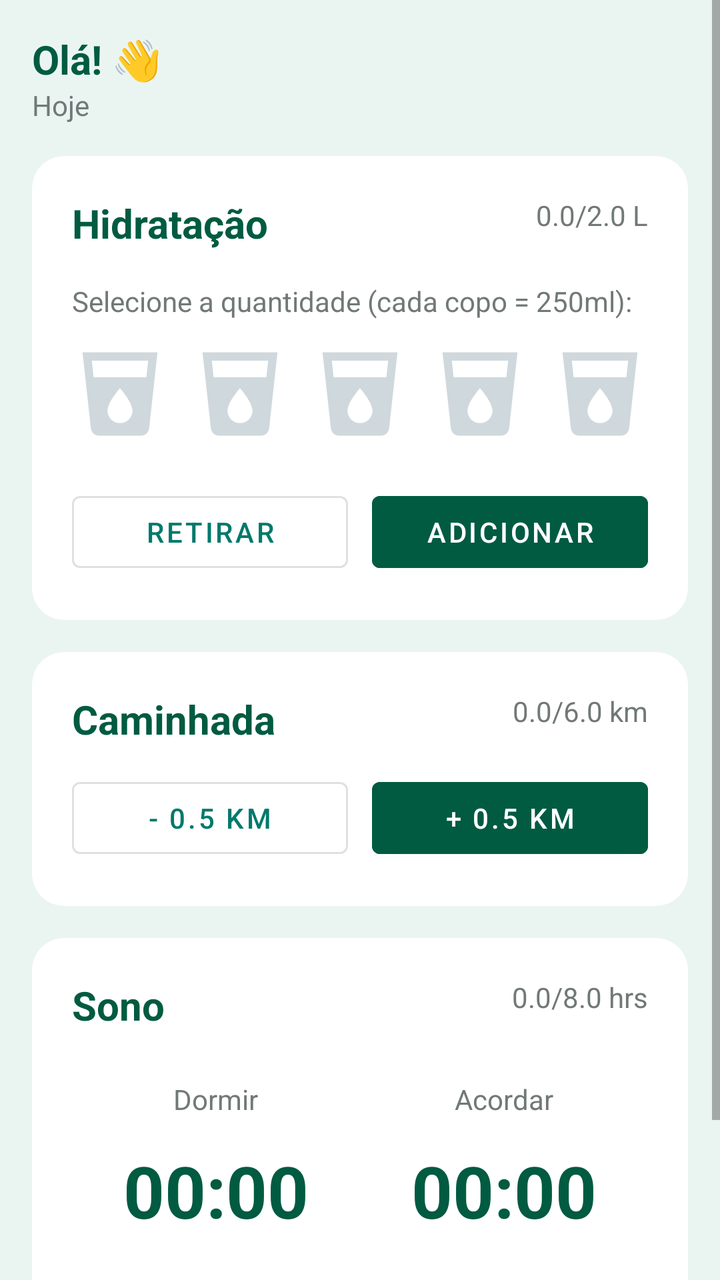
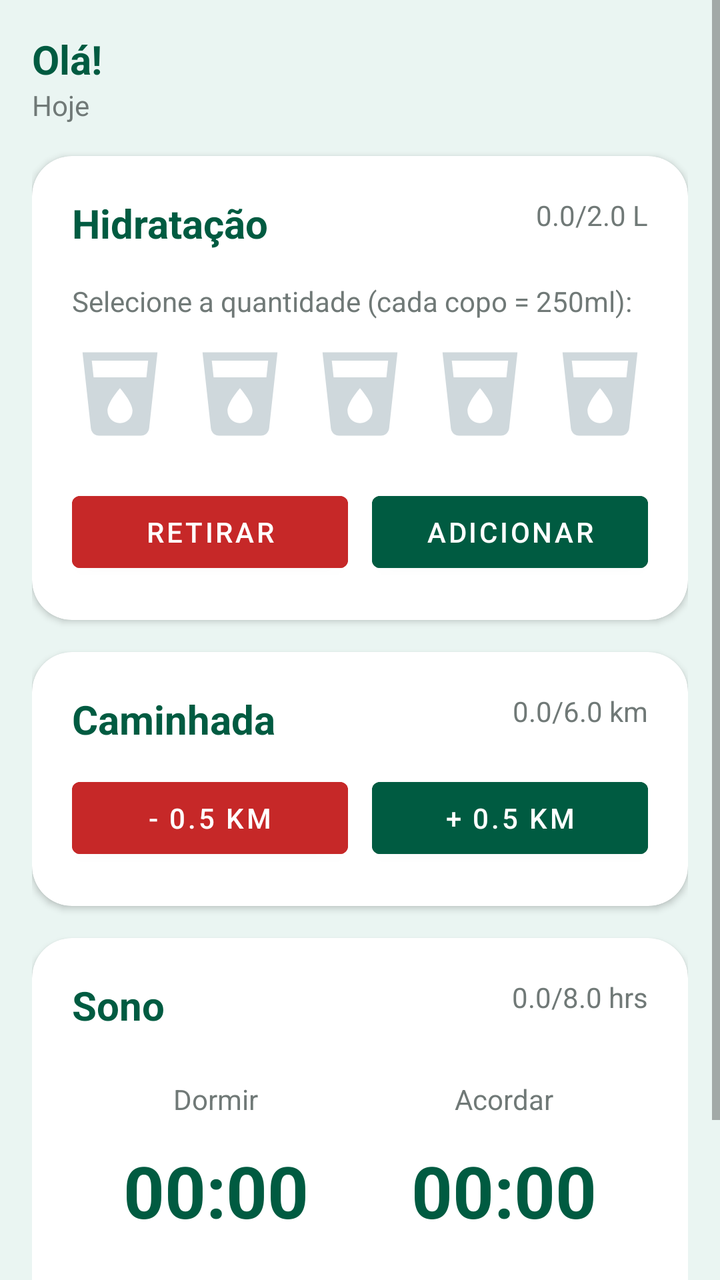

Before-and-after screenshots of an Android layout around one commit, followed by the original layout XML and the change that was made.
<!-- AndroidManifest.xml: application theme Theme.HabitsCare -->
<!-- res/layout/fragment_hoje.xml -->
<?xml version="1.0" encoding="utf-8"?>
<ScrollView xmlns:android="http://schemas.android.com/apk/res/android"
    xmlns:app="http://schemas.android.com/apk/res-auto"
    android:layout_width="match_parent"
    android:layout_height="match_parent"
    android:background="#EAF5F2">

    <LinearLayout
        android:layout_width="match_parent"
        android:layout_height="wrap_content"
        android:orientation="vertical"
        android:padding="16dp">

        <TextView
            android:id="@+id/tvSaudacao"
            android:layout_width="wrap_content"
            android:layout_height="wrap_content"
            android:text="Olá! 👋"
            android:textSize="20sp"
            android:textStyle="bold"
            android:textColor="#005B41" />

        <TextView
            android:id="@+id/tvData"
            android:layout_width="wrap_content"
            android:layout_height="wrap_content"
            android:text="Hoje"
            android:textColor="#707977"
            android:textSize="14sp" />

        
        <androidx.cardview.widget.CardView
            android:layout_width="match_parent"
            android:layout_height="wrap_content"
            android:layout_marginTop="16dp"
            app:cardCornerRadius="16dp"
            app:cardElevation="0dp"
            app:cardBackgroundColor="#FFFFFF">

            <LinearLayout
                android:layout_width="match_parent"
                android:layout_height="wrap_content"
                android:orientation="vertical"
                android:padding="20dp">

                <RelativeLayout
                    android:layout_width="match_parent"
                    android:layout_height="wrap_content">

                    <TextView
                        android:layout_width="wrap_content"
                        android:layout_height="wrap_content"
                        android:text="Hidratação"
                        android:textSize="20sp"
                        android:textStyle="bold"
                        android:textColor="#005B41" />

                    <TextView
                        android:id="@+id/tvProgressoAgua"
                        android:layout_width="wrap_content"
                        android:layout_height="wrap_content"
                        android:layout_alignParentEnd="true"
                        android:text="0.0/2.0 L"
                        android:textColor="#707977" />
                </RelativeLayout>

                <TextView
                    android:layout_width="wrap_content"
                    android:layout_height="wrap_content"
                    android:text="Selecione a quantidade (cada copo = 250ml):"
                    android:layout_marginTop="16dp"
                    android:textColor="#707977"
                    android:textSize="14sp" />

                <LinearLayout
                    android:layout_width="match_parent"
                    android:layout_height="wrap_content"
                    android:orientation="horizontal"
                    android:gravity="center"
                    android:layout_marginTop="12dp">

                    <CheckBox
                        android:id="@+id/cbCopo1"
                        android:layout_width="50dp"
                        android:layout_height="50dp"
                        android:button="@null"
                        android:background="@drawable/ic_copo"
                        android:backgroundTint="@color/seletor_cor_copo" />

                    <CheckBox
                        android:id="@+id/cbCopo2"
                        android:layout_width="50dp"
                        android:layout_height="50dp"
                        android:layout_marginStart="10dp"
                        android:button="@null"
                        android:background="@drawable/ic_copo"
                        android:backgroundTint="@color/seletor_cor_copo" />

                    <CheckBox
                        android:id="@+id/cbCopo3"
                        android:layout_width="50dp"
                        android:layout_height="50dp"
                        android:layout_marginStart="10dp"
                        android:button="@null"
                        android:background="@drawable/ic_copo"
                        android:backgroundTint="@color/seletor_cor_copo" />

                    <CheckBox
                        android:id="@+id/cbCopo4"
                        android:layout_width="50dp"
                        android:layout_height="50dp"
                        android:layout_marginStart="10dp"
                        android:button="@null"
                        android:background="@drawable/ic_copo"
                        android:backgroundTint="@color/seletor_cor_copo" />
                    <CheckBox
                        android:id="@+id/cbCopo5"
                        android:layout_width="50dp"
                        android:layout_height="50dp"
                        android:layout_marginStart="10dp"
                        android:button="@null"
                        android:background="@drawable/ic_copo"
                        android:backgroundTint="@color/seletor_cor_copo" />
                </LinearLayout>

                <LinearLayout
                    android:layout_width="match_parent"
                    android:layout_height="wrap_content"
                    android:orientation="horizontal"
                    android:layout_marginTop="20dp">

                    <Button
                        android:id="@+id/btnRemoverAgua"
                        android:layout_width="0dp"
                        android:layout_weight="1"
                        android:layout_height="wrap_content"
                        android:text="Retirar"
                        style="@style/Widget.MaterialComponents.Button.OutlinedButton" />

                    <Button
                        android:id="@+id/btnAdicionarAgua"
                        android:layout_width="0dp"
                        android:layout_weight="1"
                        android:layout_height="wrap_content"
                        android:layout_marginStart="12dp"
                        android:text="Adicionar"
                        android:backgroundTint="#005B41" />
                </LinearLayout>
            </LinearLayout>
        </androidx.cardview.widget.CardView>

        
        <androidx.cardview.widget.CardView
            android:layout_width="match_parent"
            android:layout_height="wrap_content"
            android:layout_marginTop="16dp"
            app:cardCornerRadius="16dp"
            app:cardElevation="0dp"
            app:cardBackgroundColor="#FFFFFF">

            <LinearLayout
                android:layout_width="match_parent"
                android:layout_height="wrap_content"
                android:orientation="vertical"
                android:padding="20dp">

                <RelativeLayout
                    android:layout_width="match_parent"
                    android:layout_height="wrap_content">

                    <TextView
                        android:layout_width="wrap_content"
                        android:layout_height="wrap_content"
                        android:text="Caminhada"
                        android:textSize="20sp"
                        android:textStyle="bold"
                        android:textColor="#005B41" />

                    <TextView
                        android:id="@+id/tvProgressoWalk"
                        android:layout_width="wrap_content"
                        android:layout_height="wrap_content"
                        android:layout_alignParentEnd="true"
                        android:text="0.0/6.0 km"
                        android:textColor="#707977" />
                </RelativeLayout>

                <LinearLayout
                    android:layout_width="match_parent"
                    android:layout_height="wrap_content"
                    android:orientation="horizontal"
                    android:gravity="center"
                    android:layout_marginTop="12dp">

                    <Button
                        android:id="@+id/btnRemoverWalk"
                        android:layout_width="0dp"
                        android:layout_weight="1"
                        android:layout_height="wrap_content"
                        android:text="- 0.5 km"
                        style="@style/Widget.MaterialComponents.Button.OutlinedButton" />

                    <Button
                        android:id="@+id/btnAdicionarWalk"
                        android:layout_width="0dp"
                        android:layout_weight="1"
                        android:layout_height="wrap_content"
                        android:layout_marginStart="12dp"
                        android:backgroundTint="#005B41"
                        android:text="+ 0.5 km" />
                </LinearLayout>
            </LinearLayout>
        </androidx.cardview.widget.CardView>

        
        <androidx.cardview.widget.CardView
            android:layout_width="match_parent"
            android:layout_height="wrap_content"
            android:layout_marginTop="16dp"
            app:cardCornerRadius="16dp"
            app:cardElevation="0dp"
            app:cardBackgroundColor="#FFFFFF">

            <LinearLayout
                android:layout_width="match_parent"
                android:layout_height="wrap_content"
                android:orientation="vertical"
                android:padding="20dp">

                <RelativeLayout
                    android:layout_width="match_parent"
                    android:layout_height="wrap_content">

                    <TextView
                        android:layout_width="wrap_content"
                        android:layout_height="wrap_content"
                        android:text="Sono"
                        android:textSize="20sp"
                        android:textStyle="bold"
                        android:textColor="#005B41" />

                    <TextView
                        android:id="@+id/tvProgressoSleep"
                        android:layout_width="wrap_content"
                        android:layout_height="wrap_content"
                        android:layout_alignParentEnd="true"
                        android:text="0.0/8.0 hrs"
                        android:textColor="#707977" />
                </RelativeLayout>

                <LinearLayout
                    android:layout_width="match_parent"
                    android:layout_height="wrap_content"
                    android:orientation="horizontal"
                    android:layout_marginTop="24dp"
                    android:weightSum="2">

                    <LinearLayout
                        android:layout_width="0dp"
                        android:layout_weight="1"
                        android:layout_height="wrap_content"
                        android:orientation="vertical"
                        android:gravity="center">

                        <TextView
                            android:layout_width="wrap_content"
                            android:layout_height="wrap_content"
                            android:text="Dormir"
                            android:textColor="#707977"
                            android:textSize="14sp" />

                        <TextView
                            android:id="@+id/tvHoraDormir"
                            android:layout_width="wrap_content"
                            android:layout_height="wrap_content"
                            android:text="00:00"
                            android:textSize="36sp"
                            android:textStyle="bold"
                            android:textColor="#005B41"
                            android:layout_marginTop="4dp"
                            android:padding="8dp"
                            android:background="?attr/selectableItemBackground"
                            android:clickable="true"
                            android:focusable="true"/>
                    </LinearLayout>

                    <LinearLayout
                        android:layout_width="0dp"
                        android:layout_weight="1"
                        android:layout_height="wrap_content"
                        android:orientation="vertical"
                        android:gravity="center">

                        <TextView
                            android:layout_width="wrap_content"
                            android:layout_height="wrap_content"
                            android:text="Acordar"
                            android:textColor="#707977"
                            android:textSize="14sp" />

                        <TextView
                            android:id="@+id/tvHoraAcordar"
                            android:layout_width="wrap_content"
                            android:layout_height="wrap_content"
                            android:text="00:00"
                            android:textSize="36sp"
                            android:textStyle="bold"
                            android:textColor="#005B41"
                            android:layout_marginTop="4dp"
                            android:padding="8dp"
                            android:background="?attr/selectableItemBackground"
                            android:clickable="true"
                            android:focusable="true"/>
                    </LinearLayout>
                </LinearLayout>

                <LinearLayout
                    android:layout_width="match_parent"
                    android:layout_height="wrap_content"
                    android:orientation="horizontal"
                    android:layout_marginTop="20dp">

                    <Button
                        android:id="@+id/btnRemoverSleep"
                        android:layout_width="0dp"
                        android:layout_weight="1"
                        android:layout_height="wrap_content"
                        android:text="Apagar"
                        style="@style/Widget.MaterialComponents.Button.OutlinedButton" />

                    <Button
                        android:id="@+id/btnSalvarSono"
                        android:layout_width="0dp"
                        android:layout_weight="1"
                        android:layout_height="wrap_content"
                        android:layout_marginStart="12dp"
                        android:text="Salvar"
                        android:backgroundTint="#005B41" />
                </LinearLayout>
            </LinearLayout>
        </androidx.cardview.widget.CardView>

    </LinearLayout>
</ScrollView>
<!-- resources referenced by this layout -->
<resources>
  <!-- drawable ic_copo (drawable) -->
  <vector xmlns:android="http://schemas.android.com/apk/res/android" android:height="24dp" android:tint="#000000" android:viewportHeight="24" android:viewportWidth="24" android:width="24dp">
        
      <path android:fillColor="@android:color/white" android:pathData="M3,2l2.01,18.23C5.13,21.23 5.97,22 7,22h10c1.03,0 1.87,-0.77 1.99,-1.77L21,2L3,2zM12,19c-1.66,0 -3,-1.34 -3,-3 0,-2 3,-5.4 3,-5.4s3,3.4 3,5.4c0,1.66 -1.34,3 -3,3zM18.33,8L5.67,8l-0.44,-4h13.53l-0.43,4z"/>
      
  </vector>
  <style name="Theme.HabitsCare" parent="Theme.MaterialComponents.DayNight.NoActionBar">
          <item name="colorPrimary">@color/brand_green_primary</item>
          <item name="colorPrimaryVariant">@color/brand_green_dark</item>
          <item name="colorOnPrimary">@color/white</item>
      </style>
  <color name="brand_green_primary">#00796B</color>
  <color name="brand_green_dark">#004D40</color>
  <color name="white">#FFFFFF</color>
</resources>

<!-- the commit's change to res/layout/fragment_hoje.xml (unified diff, before → after) -->
@@ -3,7 +3,7 @@
     xmlns:app="http://schemas.android.com/apk/res-auto"
     android:layout_width="match_parent"
     android:layout_height="match_parent"
-    android:background="#EAF5F2">
+    style="@style/background">
 
     <LinearLayout
         android:layout_width="match_parent"
@@ -15,17 +15,16 @@
             android:id="@+id/tvSaudacao"
             android:layout_width="wrap_content"
             android:layout_height="wrap_content"
-            android:text="Olá! 👋"
+            android:text="Olá! "
             android:textSize="20sp"
-            android:textStyle="bold"
-            android:textColor="#005B41" />
+            style="@style/titulos"/>
 
         <TextView
             android:id="@+id/tvData"
             android:layout_width="wrap_content"
             android:layout_height="wrap_content"
             android:text="Hoje"
-            android:textColor="#707977"
+            style="@style/textos"
             android:textSize="14sp" />
 
         
@@ -33,9 +32,10 @@
             android:layout_width="match_parent"
             android:layout_height="wrap_content"
             android:layout_marginTop="16dp"
-            app:cardCornerRadius="16dp"
-            app:cardElevation="0dp"
-            app:cardBackgroundColor="#FFFFFF">
+            app:cardCornerRadius="20dp"
+            app:cardElevation="2dp"
+            app:strokeWidth="0dp"
+            style="@style/cards">
 
             <LinearLayout
                 android:layout_width="match_parent"
@@ -53,7 +53,7 @@
                         android:text="Hidratação"
                         android:textSize="20sp"
                         android:textStyle="bold"
-                        android:textColor="#005B41" />
+                        style="@style/titulos"/>
 
                     <TextView
                         android:id="@+id/tvProgressoAgua"
@@ -61,7 +61,7 @@
                         android:layout_height="wrap_content"
                         android:layout_alignParentEnd="true"
                         android:text="0.0/2.0 L"
-                        android:textColor="#707977" />
+                        style="@style/textos"/>
                 </RelativeLayout>
 
                 <TextView
@@ -69,7 +69,7 @@
                     android:layout_height="wrap_content"
                     android:text="Selecione a quantidade (cada copo = 250ml):"
                     android:layout_marginTop="16dp"
-                    android:textColor="#707977"
+                    style="@style/textos"
                     android:textSize="14sp" />
 
                 <LinearLayout
@@ -135,7 +135,7 @@
                         android:layout_weight="1"
                         android:layout_height="wrap_content"
                         android:text="Retirar"
-                        style="@style/Widget.MaterialComponents.Button.OutlinedButton" />
+                        android:backgroundTint="@color/danger" />
 
                     <Button
                         android:id="@+id/btnAdicionarAgua"
@@ -154,9 +154,10 @@
             android:layout_width="match_parent"
             android:layout_height="wrap_content"
             android:layout_marginTop="16dp"
-            app:cardCornerRadius="16dp"
-            app:cardElevation="0dp"
-            app:cardBackgroundColor="#FFFFFF">
+            app:cardCornerRadius="20dp"
+            app:cardElevation="2dp"
+            app:strokeWidth="0dp"
+            style="@style/cards">
 
             <LinearLayout
                 android:layout_width="match_parent"
@@ -173,8 +174,7 @@
                         android:layout_height="wrap_content"
                         android:text="Caminhada"
                         android:textSize="20sp"
-                        android:textStyle="bold"
-                        android:textColor="#005B41" />
+                        style="@style/titulos"/>
 
                     <TextView
                         android:id="@+id/tvProgressoWalk"
@@ -182,7 +182,7 @@
                         android:layout_height="wrap_content"
                         android:layout_alignParentEnd="true"
                         android:text="0.0/6.0 km"
-                        android:textColor="#707977" />
+                        style="@style/textos"/>
                 </RelativeLayout>
 
                 <LinearLayout
@@ -198,7 +198,7 @@
                         android:layout_weight="1"
                         android:layout_height="wrap_content"
                         android:text="- 0.5 km"
-                        style="@style/Widget.MaterialComponents.Button.OutlinedButton" />
+                        android:backgroundTint="@color/danger"/>
 
                     <Button
                         android:id="@+id/btnAdicionarWalk"
@@ -217,9 +217,10 @@
             android:layout_width="match_parent"
             android:layout_height="wrap_content"
             android:layout_marginTop="16dp"
-            app:cardCornerRadius="16dp"
-            app:cardElevation="0dp"
-            app:cardBackgroundColor="#FFFFFF">
+            app:cardCornerRadius="20dp"
+            app:cardElevation="2dp"
+            app:strokeWidth="0dp"
+            style="@style/cards">
 
             <LinearLayout
                 android:layout_width="match_parent"
@@ -236,8 +237,7 @@
                         android:layout_height="wrap_content"
                         android:text="Sono"
                         android:textSize="20sp"
-                        android:textStyle="bold"
-                        android:textColor="#005B41" />
+                        style="@style/titulos"/>
 
                     <TextView
                         android:id="@+id/tvProgressoSleep"
@@ -245,7 +245,7 @@
                         android:layout_height="wrap_content"
                         android:layout_alignParentEnd="true"
                         android:text="0.0/8.0 hrs"
-                        android:textColor="#707977" />
+                        style="@style/textos"/>
                 </RelativeLayout>
 
                 <LinearLayout
@@ -266,7 +266,7 @@
                             android:layout_width="wrap_content"
                             android:layout_height="wrap_content"
                             android:text="Dormir"
-                            android:textColor="#707977"
+                            style="@style/textos"
                             android:textSize="14sp" />
 
                         <TextView
@@ -275,8 +275,7 @@
                             android:layout_height="wrap_content"
                             android:text="00:00"
                             android:textSize="36sp"
-                            android:textStyle="bold"
-                            android:textColor="#005B41"
+                            style="@style/titulos"
                             android:layout_marginTop="4dp"
                             android:padding="8dp"
                             android:background="?attr/selectableItemBackground"
@@ -295,7 +294,7 @@
                             android:layout_width="wrap_content"
                             android:layout_height="wrap_content"
                             android:text="Acordar"
-                            android:textColor="#707977"
+                            style="@style/textos"
                             android:textSize="14sp" />
 
                         <TextView
@@ -304,8 +303,7 @@
                             android:layout_height="wrap_content"
                             android:text="00:00"
                             android:textSize="36sp"
-                            android:textStyle="bold"
-                            android:textColor="#005B41"
+                            style="@style/titulos"
                             android:layout_marginTop="4dp"
                             android:padding="8dp"
                             android:background="?attr/selectableItemBackground"
@@ -326,7 +324,7 @@
                         android:layout_weight="1"
                         android:layout_height="wrap_content"
                         android:text="Apagar"
-                        style="@style/Widget.MaterialComponents.Button.OutlinedButton" />
+                        android:backgroundTint="@color/danger"/>
 
                     <Button
                         android:id="@+id/btnSalvarSono"
<!-- resource entries referenced after the edit -->
@@ -1,11 +1,25 @@
 <!-- resources referenced by this layout -->
 <resources>
+  <color name="danger">#C62828</color>
   <!-- drawable ic_copo (drawable) -->
   <vector xmlns:android="http://schemas.android.com/apk/res/android" android:height="24dp" android:tint="#000000" android:viewportHeight="24" android:viewportWidth="24" android:width="24dp">
         
       <path android:fillColor="@android:color/white" android:pathData="M3,2l2.01,18.23C5.13,21.23 5.97,22 7,22h10c1.03,0 1.87,-0.77 1.99,-1.77L21,2L3,2zM12,19c-1.66,0 -3,-1.34 -3,-3 0,-2 3,-5.4 3,-5.4s3,3.4 3,5.4c0,1.66 -1.34,3 -3,3zM18.33,8L5.67,8l-0.44,-4h13.53l-0.43,4z"/>
       
   </vector>
+  <style name="background">
+          <item name="android:background">#EAF5F2</item>
+      </style>
+  <style name="cards">
+          <item name="cardBackgroundColor">@color/white</item>
+      </style>
+  <style name="textos">
+          <item name="android:textColor">#707977</item>
+      </style>
+  <style name="titulos">
+          <item name="android:textColor">#005B41</item>
+          <item name="android:textStyle">bold</item>
+      </style>
   <style name="Theme.HabitsCare" parent="Theme.MaterialComponents.DayNight.NoActionBar">
           <item name="colorPrimary">@color/brand_green_primary</item>
           <item name="colorPrimaryVariant">@color/brand_green_dark</item>
